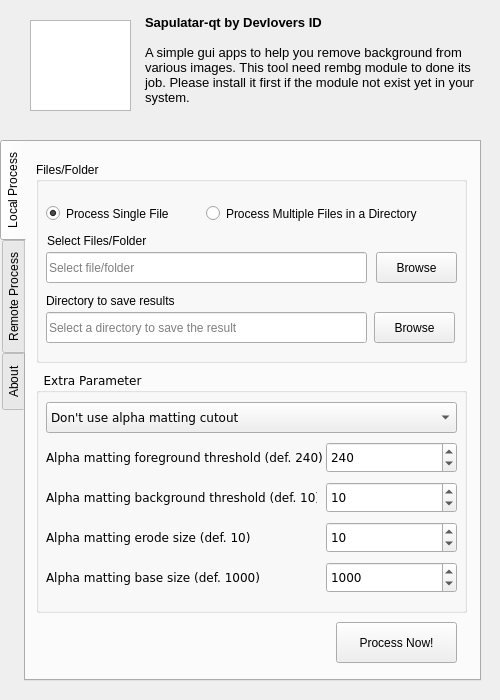
devlovers-id/sapulatar-qt, file form.ui: the form before one commit.
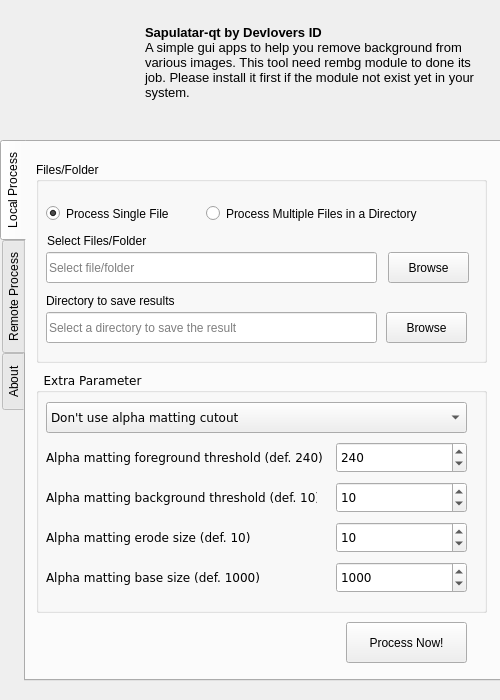
The form after the commit. Icons and pictures are not drawn.

Commit message: add dummy logo

Patch:
```diff
--- a/form.ui
+++ b/form.ui
@@ -48,14 +48,14 @@
     <property name="geometry">
      <rect>
       <x>140</x>
-      <y>10</y>
+      <y>20</y>
       <width>341</width>
       <height>111</height>
      </rect>
     </property>
     <property name="styleSheet">
      <string notr="true">background-color: rgba(255, 255, 255, 0);
-border-color: rgba(255, 255, 255, 0);</string>
+border-color: rgba(255, 255, 255, 0) !important;</string>
     </property>
     <property name="html">
      <string>&lt;!DOCTYPE HTML PUBLIC &quot;-//W3C//DTD HTML 4.0//EN&quot; &quot;http://www.w3.org/TR/REC-html40/strict.dtd&quot;&gt;
@@ -63,7 +63,6 @@
 p, li { white-space: pre-wrap; }
 &lt;/style&gt;&lt;/head&gt;&lt;body style=&quot; font-family:'DejaVu Sans'; font-size:10pt; font-weight:400; font-style:normal;&quot;&gt;
 &lt;p style=&quot; margin-top:0px; margin-bottom:0px; margin-left:0px; margin-right:0px; -qt-block-indent:0; text-indent:0px;&quot;&gt;&lt;span style=&quot; font-weight:600;&quot;&gt;Sapulatar-qt by Devlovers ID&lt;/span&gt;&lt;/p&gt;
-&lt;p style=&quot;-qt-paragraph-type:empty; margin-top:0px; margin-bottom:0px; margin-left:0px; margin-right:0px; -qt-block-indent:0; text-indent:0px; font-weight:600;&quot;&gt;&lt;br /&gt;&lt;/p&gt;
 &lt;p style=&quot; margin-top:0px; margin-bottom:0px; margin-left:0px; margin-right:0px; -qt-block-indent:0; text-indent:0px;&quot;&gt;A simple gui apps to help you remove background from various images. This tool need rembg module to done its job. Please install it first if the module not exist yet in your system.&lt;/p&gt;&lt;/body&gt;&lt;/html&gt;</string>
     </property>
     <property name="overwriteMode">
@@ -81,7 +80,7 @@
      <rect>
       <x>0</x>
       <y>140</y>
-      <width>481</width>
+      <width>501</width>
       <height>541</height>
      </rect>
     </property>
@@ -133,7 +132,7 @@
        <rect>
         <x>10</x>
         <y>20</y>
-        <width>431</width>
+        <width>451</width>
         <height>201</height>
        </rect>
       </property>
@@ -169,7 +168,7 @@
       <widget class="QToolButton" name="btnSave_local">
        <property name="geometry">
         <rect>
-         <x>338</x>
+         <x>350</x>
          <y>150</y>
          <width>81</width>
          <height>31</height>
@@ -182,7 +181,7 @@
       <widget class="QToolButton" name="btnBrowse_local">
        <property name="geometry">
         <rect>
-         <x>340</x>
+         <x>352</x>
          <y>90</y>
          <width>81</width>
          <height>31</height>
@@ -197,7 +196,7 @@
         <rect>
          <x>10</x>
          <y>90</y>
-         <width>321</width>
+         <width>331</width>
          <height>31</height>
         </rect>
        </property>
@@ -210,7 +209,7 @@
         <rect>
          <x>10</x>
          <y>150</y>
-         <width>321</width>
+         <width>331</width>
          <height>31</height>
         </rect>
        </property>
@@ -259,7 +258,7 @@
        <rect>
         <x>10</x>
         <y>230</y>
-        <width>431</width>
+        <width>451</width>
         <height>241</height>
        </rect>
       </property>
@@ -276,7 +275,7 @@
         <rect>
          <x>10</x>
          <y>30</y>
-         <width>411</width>
+         <width>421</width>
          <height>31</height>
         </rect>
        </property>
@@ -294,7 +293,7 @@
       <widget class="QSpinBox" name="val_fgThreshold">
        <property name="geometry">
         <rect>
-         <x>290</x>
+         <x>300</x>
          <y>70</y>
          <width>131</width>
          <height>31</height>
@@ -339,7 +338,7 @@
       <widget class="QSpinBox" name="val_bgThreshold">
        <property name="geometry">
         <rect>
-         <x>290</x>
+         <x>300</x>
          <y>110</y>
          <width>131</width>
          <height>31</height>
@@ -371,7 +370,7 @@
       <widget class="QSpinBox" name="val_erodeSize">
        <property name="geometry">
         <rect>
-         <x>290</x>
+         <x>300</x>
          <y>150</y>
          <width>131</width>
          <height>31</height>
@@ -406,7 +405,7 @@
       <widget class="QSpinBox" name="val_baseSize">
        <property name="geometry">
         <rect>
-         <x>290</x>
+         <x>300</x>
          <y>190</y>
          <width>131</width>
          <height>31</height>
@@ -426,7 +425,7 @@
      <widget class="QPushButton" name="btn_processLocal">
       <property name="geometry">
        <rect>
-        <x>310</x>
+        <x>320</x>
         <y>480</y>
         <width>121</width>
         <height>41</height>
@@ -643,15 +642,24 @@
      </widget>
     </widget>
    </widget>
-   <widget class="QGraphicsView" name="logo">
+   <widget class="QLabel" name="label_10">
     <property name="geometry">
      <rect>
-      <x>30</x>
-      <y>20</y>
-      <width>101</width>
-      <height>91</height>
+      <x>10</x>
+      <y>30</y>
+      <width>131</width>
+      <height>71</height>
      </rect>
     </property>
+    <property name="text">
+     <string/>
+    </property>
+    <property name="pixmap">
+     <pixmap>assets/logo.png</pixmap>
+    </property>
+    <property name="alignment">
+     <set>Qt::AlignCenter</set>
+    </property>
    </widget>
   </widget>
  </widget>
```
Left out of the diff: 20 changed lines with no effect on the pictures. The commit also changes 3 other files.
